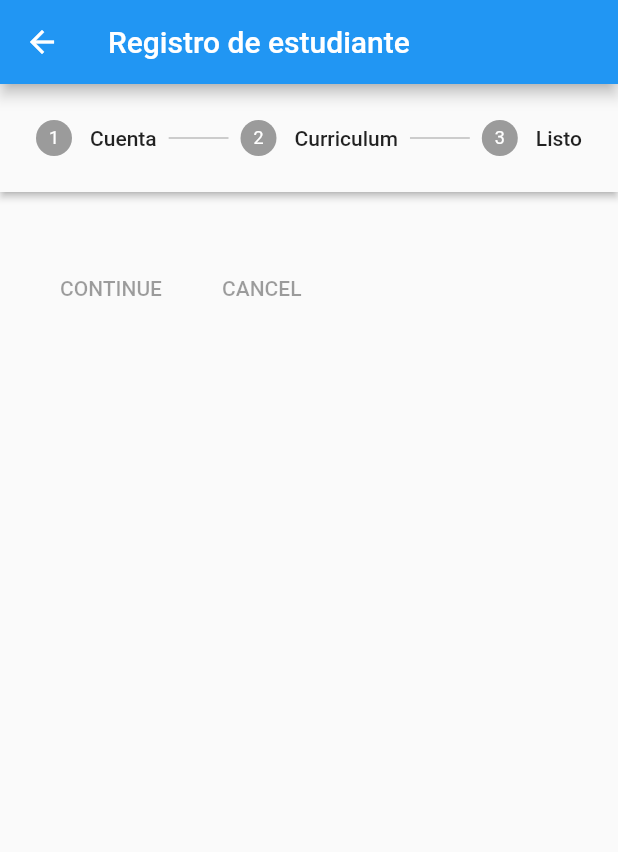
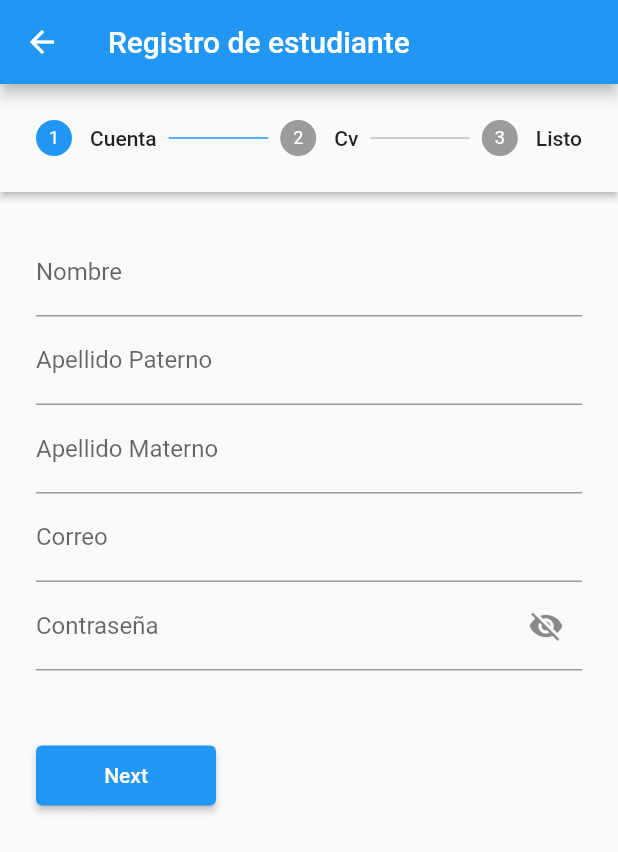
Before and after one commit to felumc/internsmexico, a Flutter app: the RegistroEstudianteScreen screen opened by its route, on a phone screen of 412 x 824 dp. Shown: the top 852 px of the screen. Run offline on Flutter 3.47's test engine with Material 2 defaults, Android fonts, the light colour scheme and no system bars; missing offline and left inert: dart:ffi.

Commit message:
"Steper"

```diff
--- a/lib/screens/registro_Estudiante.dart
+++ b/lib/screens/registro_Estudiante.dart
@@ -1,39 +1,24 @@
 import 'dart:ffi';
 import 'package:flutter/material.dart';
 
-//const RegistroEstudianteForm(),
-class RegistroEstudianteScreen extends StatelessWidget {
+class RegistroEstudianteScreen extends StatefulWidget {
   const RegistroEstudianteScreen({Key? key}) : super(key: key);
-
   @override
   Widget build(BuildContext context) {
     return Scaffold(
       appBar: AppBar(title: const Text('Registro de estudiante')),
-      body:
-            Stepper(
-              type: StepperType.horizontal,
-              steps: getSteps(),
-            ),
+      //body: const RegistroEstudianteForm(),
     );
-
-  }
-  List<Step> getSteps() =>[
-    Step(title: Text( 'Cuenta'),content: Container()),
-    Step(title: Text( 'Curriculum'),content: Container()),
-    Step(title: Text( 'Listo'),content: Container()),
-  ];
   }
 
-class RegistroEstudianteForm extends StatefulWidget {
-  const RegistroEstudianteForm({Key? key}) : super(key: key);
-
-  @override
-  _RegistroEstudianteFormState createState() => _RegistroEstudianteFormState();
+  _RegistroEstudianteScreenState createState() =>
+      _RegistroEstudianteScreenState();
 }
 
-class _RegistroEstudianteFormState extends State<RegistroEstudianteForm> {
+class _RegistroEstudianteScreenState extends State<RegistroEstudianteScreen> {
+  int currentStep = 0;
   final _formKey = GlobalKey<FormState>();
-
+  final _formKey_2 = GlobalKey<FormState>();
   String? _nombre;
   String? _apellidopaterno;
   String? _apellidomaterno;
@@ -60,14 +45,63 @@ class _RegistroEstudianteFormState extends State<RegistroEstudianteForm> {
   bool _showPassword = false;
 
   @override
-  Widget build(BuildContext context) {
-    return Padding(
-      padding: const EdgeInsets.all(16.0),
-      child: Form(
+  Widget build(BuildContext context) => Scaffold(
+        appBar: AppBar(title: const Text('Registro de estudiante')),
+        body: Stepper(
+          type: StepperType.horizontal,
+          steps: getSteps(),
+          currentStep: currentStep,
+          onStepContinue: () {
+            final isLastStep = currentStep == getSteps().length - 1;
+            if (isLastStep) {
+              print('Completed');
+            } else {
+              if (_formKey.currentState!.validate()) {
+                _formKey.currentState!.save();
+                setState(() {
+                  currentStep += 1;
+                });
+              }
+            }
+          },
+          onStepTapped: (step) => setState(() => currentStep = step),
+          onStepCancel:
+              currentStep == 0 ? null : () => setState(() => currentStep -= 1),
+          controlsBuilder:
+              (BuildContext context, ControlsDetails controlsDetails) {
+            final isLastStep = currentStep == getSteps().length - 1;
+            return Container(
+                margin: EdgeInsets.only(top: 50),
+                child: Row(
+                  // mainAxisAlignment: MainAxisAlignment.spaceBetween,
+                  children: <Widget>[
+                    SizedBox(
+                      width: 120,
+                      height: 40,
+                      child: ElevatedButton(
+                        onPressed: controlsDetails.onStepContinue,
+                        child: Text(isLastStep ? 'Confrim' : 'Next'),
+                      ),
+                    ),
+                    if (currentStep != 0)
+                      TextButton(
+                        onPressed: controlsDetails.onStepCancel,
+                        child: const Text('Back'),
+                      ),
+                  ],
+                ));
+          },
+        ),
+      );
+
+  List<Step> getSteps() => [
+        Step(
+            state: currentStep > 0 ? StepState.complete : StepState.indexed,
+            isActive: currentStep >= 0,
+            title: Text('Cuenta'),
+            content: Form(
               key: _formKey,
-        child: Column(
-          crossAxisAlignment: CrossAxisAlignment.start,
-          children: [
+              child: Column(children: <Widget>[
                 TextFormField(
                   decoration: const InputDecoration(labelText: 'Nombre'),
                   validator: (value) {
@@ -81,7 +115,8 @@ class _RegistroEstudianteFormState extends State<RegistroEstudianteForm> {
                   },
                 ),
                 TextFormField(
-              decoration: const InputDecoration(labelText: 'Apellido Paterno'),
+                  decoration:
+                      const InputDecoration(labelText: 'Apellido Paterno'),
                   validator: (value) {
                     if (value == null || value.isEmpty) {
                       return 'Por favor ingresa tu apellido paterno';
@@ -93,7 +128,8 @@ class _RegistroEstudianteFormState extends State<RegistroEstudianteForm> {
                   },
                 ),
                 TextFormField(
-              decoration: const InputDecoration(labelText: 'Apellido Materno'),
+                  decoration:
+                      const InputDecoration(labelText: 'Apellido Materno'),
                   validator: (value) {
                     if (value == null || value.isEmpty) {
                       return 'Por favor ingresa tu apellido materno';
@@ -151,8 +187,8 @@ class _RegistroEstudianteFormState extends State<RegistroEstudianteForm> {
                     if (!value.contains(new RegExp(r'(?=.*?[a-z])'))) {
                       return 'La contraseña debe contener al menos una letra minúscula';
                     }
-                if (!value
-                    .contains(new RegExp(r'(?=.*?[!@#$%^&*(),.?":{}|<>])'))) {
+                    if (!value.contains(
+                        new RegExp(r'(?=.*?[!@#$%^&*(),.?":{}|<>])'))) {
                       return 'La contraseña debe contener al menos un símbolo especial';
                     }
                     return null;
@@ -161,6 +197,15 @@ class _RegistroEstudianteFormState extends State<RegistroEstudianteForm> {
                     _password = value;
                   },
                 ),
+              ]),
+            )),
+        Step(
+            state: currentStep > 1 ? StepState.complete : StepState.indexed,
+            isActive: currentStep >= 1,
+            title: Text('Cv'),
+            content: Form(
+              key: _formKey_2,
+              child: Column(children: <Widget>[
                 TextFormField(
                   decoration: const InputDecoration(labelText: 'Universidad'),
                   validator: (value) {
@@ -185,19 +230,77 @@ class _RegistroEstudianteFormState extends State<RegistroEstudianteForm> {
                     _carrera = value;
                   },
                 ),
-            const SizedBox(height: 16.0),
-            ElevatedButton(
-              onPressed: () {
-                if (_formKey.currentState!.validate()) {
-                  _formKey.currentState!.save();
-                  // Aquí puedes hacer lo que quieras con los datos del formulario
-                }
-              },
-              child: const Text('Registrar'),
+              ]),
+            )),
+        Step(
+          isActive: currentStep >= 2,
+          title: Text('Listo'),
+          content: Column(
+            children: [
+              Row(
+                mainAxisAlignment: MainAxisAlignment.spaceBetween,
+                children: [
+                  Text(
+                    'Name: ',
+                    style: TextStyle(
+                      fontWeight: FontWeight.bold,
+                    ),
+                  ),
+                  Text(_nombre ?? ''),
+                ],
+              ),
+              SizedBox(height: 10),
+              Row(
+                mainAxisAlignment: MainAxisAlignment.spaceBetween,
+                children: [
+                  Text('Last Name: ',
+                    style: TextStyle(
+                      fontWeight: FontWeight.bold,
+                    ),),
+                  Column(
+                    crossAxisAlignment: CrossAxisAlignment.end,
+                    children: [
+                      Text(_apellidopaterno ?? ''),
+                      Text(_apellidomaterno ?? ''),
+                    ],
                   ),
                 ],
               ),
+              SizedBox(height: 10),
+              Row(
+                mainAxisAlignment: MainAxisAlignment.spaceBetween,
+                children: [
+                  Text('Email: ',
+                    style: TextStyle(
+                      fontWeight: FontWeight.bold,
+                    ),),
+                  Text(_mail ?? ''),
+                ],
               ),
-    );
+              SizedBox(height: 10),
+              Row(
+                mainAxisAlignment: MainAxisAlignment.spaceBetween,
+                children: [
+                  Text('Password: ',
+                    style: TextStyle(
+                      fontWeight: FontWeight.bold,
+                    ),),
+                  Text(_password ?? ''),
+                ],
+              ),
+              SizedBox(height: 10),
+              Row(
+                mainAxisAlignment: MainAxisAlignment.spaceBetween,
+                children: [
+                  Text('Age: ',
+                    style: TextStyle(
+                      fontWeight: FontWeight.bold,
+                    ),),
+                  Text(_edad?.toString() ?? ''),
+                ],
+              ),
+            ],
+          ),
+        )
+      ];
 }
-}
```
Lines whose indentation alone changed are shown as unchanged.
